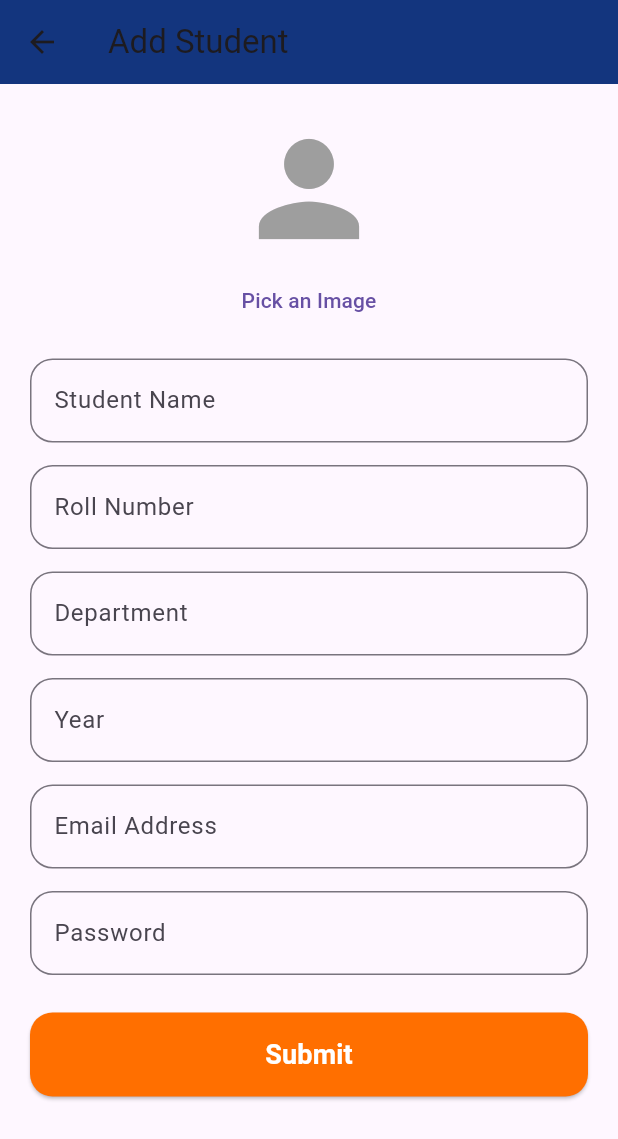
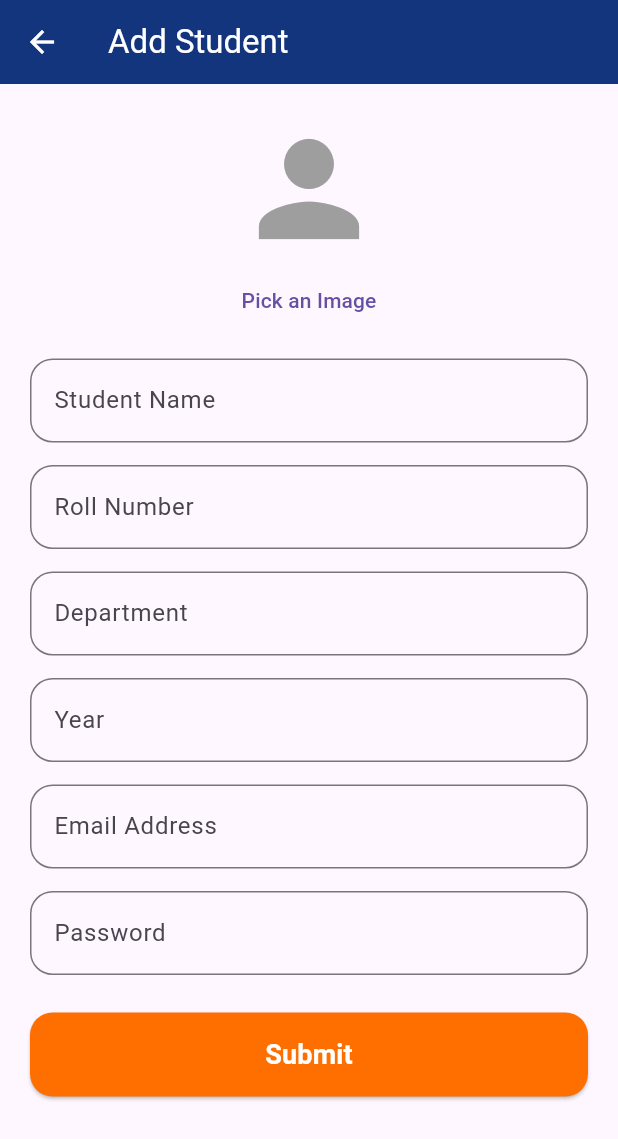
Before and after one commit to Facemark540/face_mark, a Flutter app: the AddStudentScreen screen opened directly, on a phone screen of 412 x 824 dp. Shown: the top 1139 px of the screen. Run offline on Flutter 3.47's test engine with Material 3 defaults, Android fonts, the phone set to English and light mode, and no system bars; our stand-ins replace cloud_firestore, firebase_auth, firebase_core, firebase_storage, image_picker, table_calendar; accounts and stored records are empty.

Commit message:
changes appBar color

```diff
--- a/lib/admin/addstudent.dart
+++ b/lib/admin/addstudent.dart
@@ -167,6 +167,7 @@ class _AddStudentScreenState extends State<AddStudentScreen> {
     return Scaffold(
       appBar: AppBar(
         title: const Text('Add Student'),
+        foregroundColor: Colors.white,
         backgroundColor: const Color.fromARGB(255, 19, 53, 126),
       ),
       body: Padding(
```
Also changed, not shown: lib/admin/addteacher.dart (+3 -4 lines).
